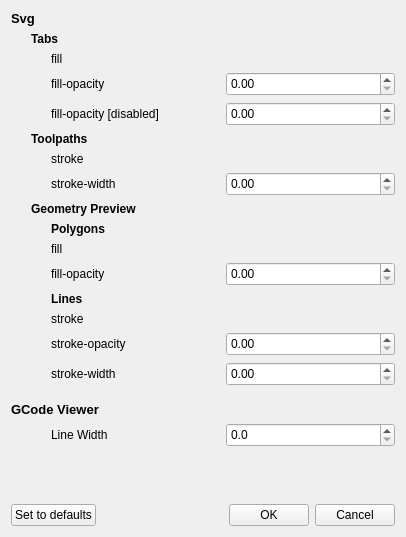
Old version of the form settings/settings.ui in the repository xmarduel/pycut.
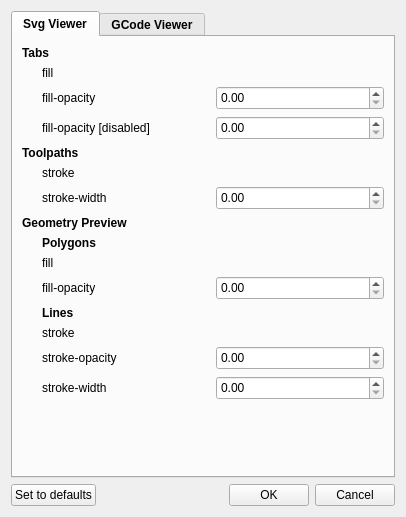
New version of the form. Custom widgets are drawn as their Qt base class.

```diff
--- a/settings/settings.ui
+++ b/settings/settings.ui
@@ -7,7 +7,7 @@
     <x>0</x>
     <y>0</y>
     <width>406</width>
-    <height>537</height>
+    <height>517</height>
    </rect>
   </property>
   <property name="windowTitle">
@@ -34,27 +34,22 @@
   </property>
   <layout class="QVBoxLayout" name="verticalLayout">
    <item>
-    <layout class="QHBoxLayout" name="horizontalLayout_Svg">
-     <item>
-      <widget class="QLabel" name="label_Svg">
+    <widget class="QTabWidget" name="tabWidget">
        <property name="font">
         <font>
-         <pointsize>10</pointsize>
          <bold>true</bold>
         </font>
        </property>
-       <property name="text">
-        <string>Svg</string>
-       </property>
-      </widget>
-     </item>
-    </layout>
-   </item>
+     <property name="currentIndex">
+      <number>0</number>
+     </property>
+     <widget class="QWidget" name="TabSvgViewer">
+      <attribute name="title">
+       <string>Svg Viewer</string>
+      </attribute>
+      <layout class="QVBoxLayout" name="verticalLayout_2">
    <item>
     <layout class="QHBoxLayout" name="horizontalLayout_Tabs">
-     <property name="leftMargin">
-      <number>20</number>
-     </property>
      <item>
       <widget class="QLabel" name="Tabs">
        <property name="font">
@@ -72,7 +67,7 @@
    <item>
     <layout class="QGridLayout" name="gridLayout_Tabs">
      <property name="leftMargin">
-      <number>40</number>
+          <number>20</number>
      </property>
      <item row="0" column="0">
       <widget class="QLabel" name="label_Tabs_fill">
@@ -128,9 +123,6 @@
    </item>
    <item>
     <layout class="QHBoxLayout" name="horizontalLayout_Toolpaths">
-     <property name="leftMargin">
-      <number>20</number>
-     </property>
      <item>
       <widget class="QLabel" name="Toolpaths">
        <property name="font">
@@ -148,7 +140,7 @@
    <item>
     <layout class="QGridLayout" name="gridLayout_Toolpath">
      <property name="leftMargin">
-      <number>40</number>
+          <number>20</number>
      </property>
      <item row="1" column="1">
       <widget class="ColorPicker" name="colorpicker_Toolpath_stroke" native="true"/>
@@ -180,9 +172,6 @@
    </item>
    <item>
     <layout class="QHBoxLayout" name="horizontalLayout_GeometryPreview">
-     <property name="leftMargin">
-      <number>20</number>
-     </property>
      <item>
       <widget class="QLabel" name="GeometryPreview">
        <property name="font">
@@ -200,7 +189,7 @@
    <item>
     <layout class="QGridLayout" name="gridLayout_GeometryPreview">
      <property name="leftMargin">
-      <number>40</number>
+          <number>20</number>
      </property>
      <item row="5" column="1">
       <widget class="QDoubleSpinBox" name="doubleSpinBox_GeometryPreview_stroke_opacity">
@@ -311,30 +300,27 @@
     </layout>
    </item>
    <item>
-    <layout class="QHBoxLayout" name="horizontalLayout_GCodeViewer">
-     <property name="topMargin">
-      <number>10</number>
-     </property>
-     <item>
-      <widget class="QLabel" name="labelVisualizer">
-       <property name="font">
-        <font>
-         <pointsize>10</pointsize>
-         <bold>true</bold>
-        </font>
-       </property>
-       <property name="text">
+        <spacer name="verticalSpacer_2">
+         <property name="orientation">
+          <enum>Qt::Vertical</enum>
+         </property>
+         <property name="sizeHint" stdset="0">
+          <size>
+           <width>20</width>
+           <height>40</height>
+          </size>
+         </property>
+        </spacer>
+       </item>
+      </layout>
+     </widget>
+     <widget class="QWidget" name="TabGCodeViewer">
+      <attribute name="title">
         <string>GCode Viewer</string>
-       </property>
-      </widget>
-     </item>
-    </layout>
-   </item>
+      </attribute>
+      <layout class="QVBoxLayout" name="verticalLayout_3">
    <item>
     <layout class="QHBoxLayout" name="horizontalLayout_GCodeViewer_LineWidth">
-     <property name="leftMargin">
-      <number>40</number>
-     </property>
      <property name="bottomMargin">
       <number>0</number>
      </property>
@@ -375,6 +361,10 @@
       </size>
      </property>
     </spacer>
+       </item>
+      </layout>
+     </widget>
+    </widget>
    </item>
    <item>
     <layout class="QHBoxLayout" name="horizontalLayout_Buttons">
```
Lines whose indentation alone changed are shown as unchanged.
